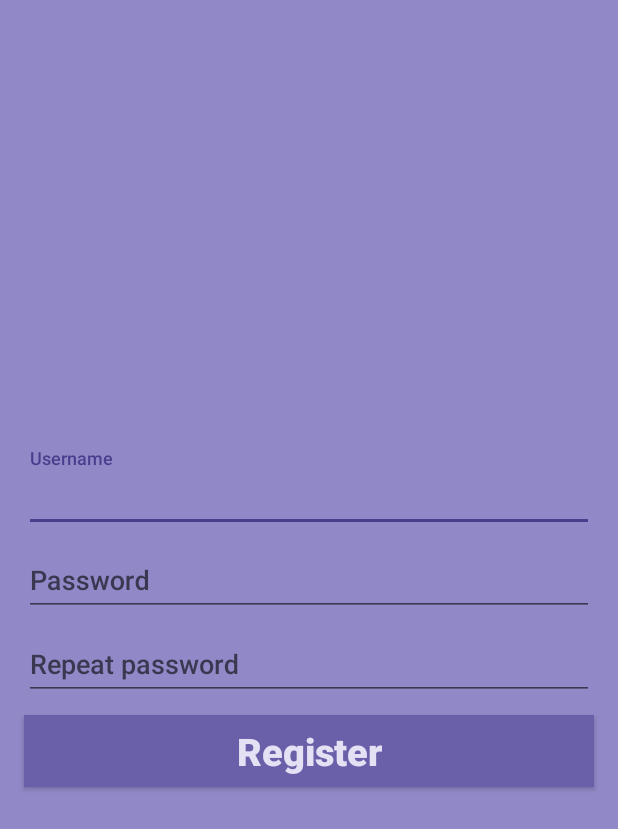
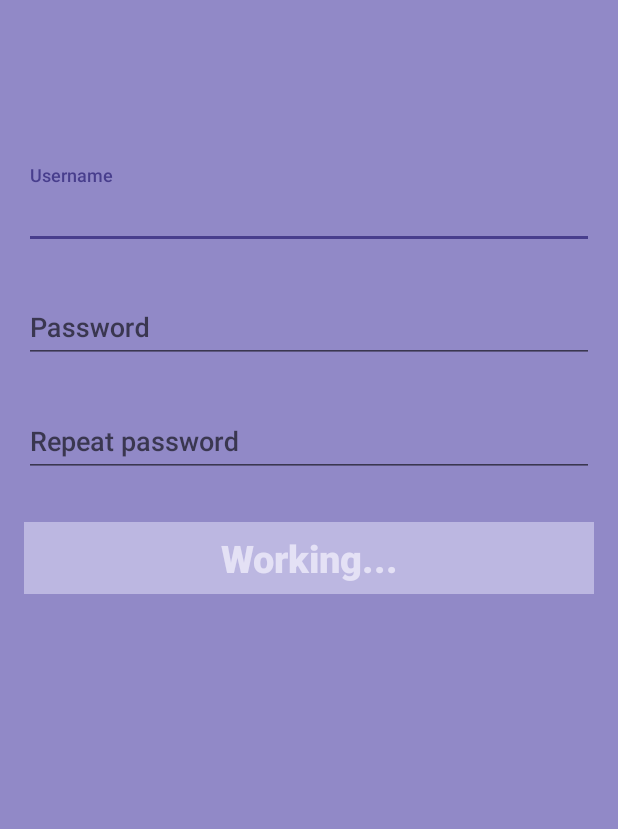
Before and after one commit to sindrip/clonechat-android, an Android app: the RegisterActivity screen opened directly, with no data from a screen before it, after a tap on "Register", on a phone screen of 412 x 824 dp. Shown: the top 829 px of the screen. Run offline under Robolectric (Android 15) with nearby library versions, the phone set to English and light mode, and no system bars; 3 statements that could not run were skipped.

Commit message:
button disabled when working etc, icon changed

```diff
--- a/CloneChat/app/src/main/AndroidManifest.xml
+++ b/CloneChat/app/src/main/AndroidManifest.xml
@@ -6,7 +6,7 @@
 
     <application
         android:allowBackup="true"
-        android:icon="@mipmap/ic_launcher"
+        android:icon="@drawable/logo_no_black_cropped"
         android:label="@string/app_name"
         android:roundIcon="@mipmap/ic_launcher_round"
         android:supportsRtl="true"
--- a/CloneChat/app/src/main/java/com/example/stell/clonechat/RegisterActivity.java
+++ b/CloneChat/app/src/main/java/com/example/stell/clonechat/RegisterActivity.java
@@ -1,6 +1,7 @@
 package com.example.stell.clonechat;
 
 import android.content.Intent;
+import android.graphics.Color;
 import android.support.v7.app.AppCompatActivity;
 import android.os.Bundle;
 import android.view.View;
@@ -55,6 +56,10 @@ public class RegisterActivity extends AppCompatActivity {
                     return;
                 }
 
+                mButtonRegister.setEnabled(false);
+                mButtonRegister.setText(getString(R.string.working));
+                mButtonRegister.setBackgroundColor(Color.parseColor("#BCB7E1"));
+
                 Call registercall = client.newCall(registerRequest());
                 registercall.enqueue(new Callback() {
                     @Override
@@ -62,6 +67,9 @@ public class RegisterActivity extends AppCompatActivity {
                         Toast.makeText(getApplicationContext(),
                                 "Connection error",
                                 Toast.LENGTH_SHORT).show();
+                                mButtonRegister.setEnabled(true);
+                                mButtonRegister.setBackgroundColor(Color.parseColor("#6960A9"));
+                                mButtonRegister.setText(R.string.action_sign_in);
                     }
 
                     @Override
@@ -76,6 +84,9 @@ public class RegisterActivity extends AppCompatActivity {
                                     startActivity(myIntent);
                                 } else {
                                     Toast.makeText(getApplicationContext(), "Error In Registration", Toast.LENGTH_SHORT).show();
+                                    mButtonRegister.setEnabled(true);
+                                    mButtonRegister.setBackgroundColor(Color.parseColor("#6960A9"));
+                                    mButtonRegister.setText(R.string.action_sign_in);
                                 }
                             }
                         });
--- a/CloneChat/app/src/main/res/layout/activity_register.xml
+++ b/CloneChat/app/src/main/res/layout/activity_register.xml
@@ -5,8 +5,13 @@
     android:layout_height="match_parent"
     tools:context=".RegisterActivity"
     android:orientation="vertical"
-    android:gravity="center"
     style="@style/Background">
+
+    <LinearLayout
+        android:layout_width="match_parent"
+        android:layout_height="wrap_content"
+        android:orientation="vertical"
+        android:layout_marginTop="110dp">
 
         <android.support.design.widget.TextInputLayout
             android:layout_width="match_parent"
@@ -30,6 +35,7 @@
                 android:layout_width="match_parent"
                 android:layout_height="wrap_content"
                 android:hint="@string/action_password"
+                android:inputType="textPassword"
                 style="@style/TextInput"/>
 
         </android.support.design.widget.TextInputLayout>
@@ -43,6 +49,7 @@
                 android:layout_width="match_parent"
                 android:layout_height="wrap_content"
                 android:hint="@string/action_repeatpassword"
+                android:inputType="textPassword"
                 style="@style/TextInput"/>
 
         </android.support.design.widget.TextInputLayout>
@@ -54,5 +61,7 @@
             android:layout_below="@id/button_sign_in"
             android:text="@string/action_register"
             style="@style/LargeButton"/>
+    </LinearLayout>
+
 
 </LinearLayout>
--- a/CloneChat/app/src/main/res/values/strings.xml
+++ b/CloneChat/app/src/main/res/values/strings.xml
@@ -9,4 +9,5 @@
     <string name="action_repeatpassword">Repeat password</string>
     <string name="action_sign_out">Sign out</string>
     <string name="action_loginsuccess">Login was successful!</string>
+    <string name="working">Working...</string>
 </resources>
--- a/CloneChat/app/src/main/res/values/styles.xml
+++ b/CloneChat/app/src/main/res/values/styles.xml
@@ -16,6 +16,7 @@
         <item name="android:singleLine">true</item>
         <item name="android:layout_marginLeft">16dp</item>
         <item name="android:layout_marginRight">16dp</item>
+        <item name="android:layout_marginBottom">20dp</item>
     </style>
 
     <style name="LargeButton">
```
Also changed, not shown: CloneChat/app/src/main/java/com/example/stell/clonechat/LoginActivity.java (+11 -0 lines), CloneChat/app/src/main/res/layout/activity_login.xml (+7 -1 lines), CloneChat/app/src/main/res/layout/activity_main.xml (+8 -0 lines). Lines whose indentation alone changed are shown as unchanged.
